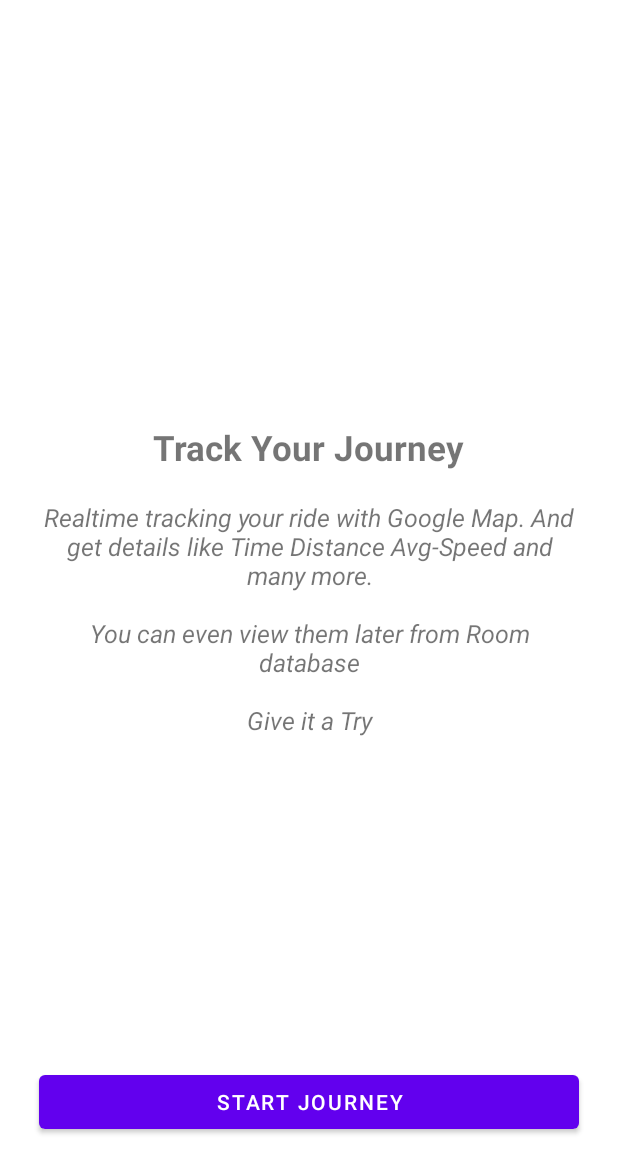
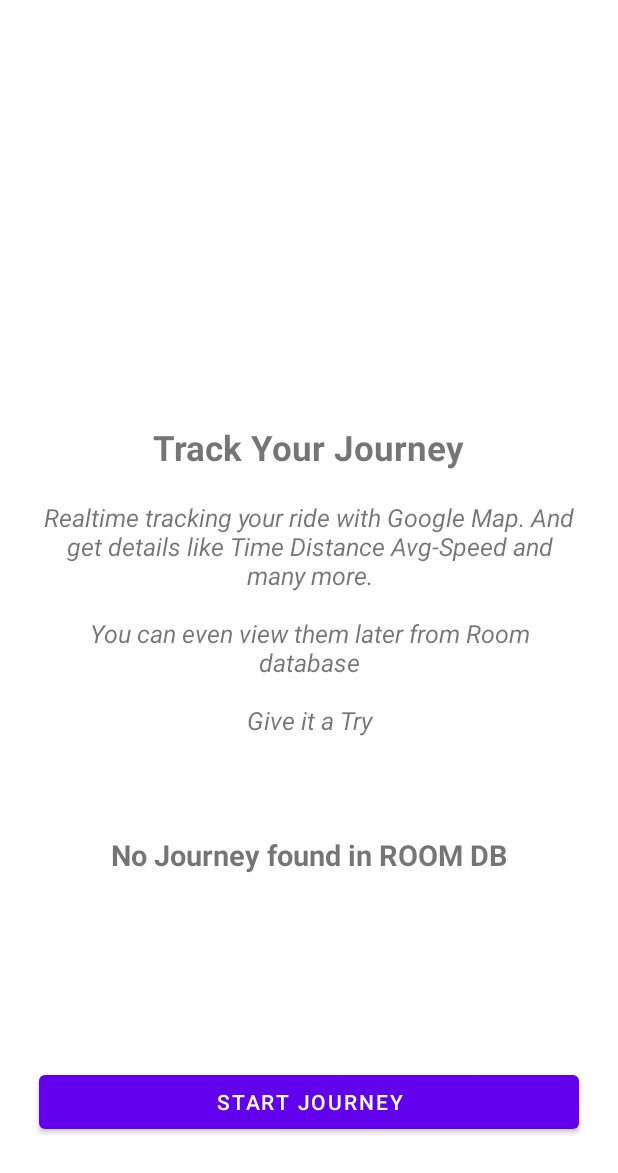
Before and after one commit to bimalgharagithubprofile/TrackMyLocation, an Android app: the screen it shows after launch (HomeActivity), on a phone screen of 412 x 824 dp. Shown: the top 1173 px of the screen. Run offline under Robolectric (Android 15) with nearby library versions, the phone set to English and light mode, and no system bars; our stand-ins replace Room's generated code, sdp/ssp sizes.

Commit message:
Live Fetch rom ROOM DB

```diff
--- a/app/src/main/java/com/sample/trackmylocation/presenter/HomeActivityPresenter.kt
+++ b/app/src/main/java/com/sample/trackmylocation/presenter/HomeActivityPresenter.kt
@@ -1,37 +1,27 @@
 package com.sample.trackmylocation.presenter
 
 import android.content.Context
-import android.location.Location
+import androidx.lifecycle.LiveData
 import androidx.lifecycle.MutableLiveData
+import androidx.lifecycle.Observer
 import com.sample.trackmylocation.database.AppDatabase
 import com.sample.trackmylocation.database.entities.EntityJourneyDetails
-import com.sample.trackmylocation.model.LastLocation
-import com.sample.trackmylocation.utils.log
 import kotlinx.coroutines.Dispatchers
 import kotlinx.coroutines.withContext
-import java.math.RoundingMode
-import java.text.SimpleDateFormat
 import java.util.*
-import kotlin.collections.ArrayList
 import kotlin.math.*
 
 class HomeActivityPresenter(private var view: View) {
 
-    val journeyList = MutableLiveData<List<EntityJourneyDetails>>()
+    suspend fun getJourneyList(context: Context) : LiveData<List<EntityJourneyDetails>> {
+        return withContext(Dispatchers.IO) {
+            val db: AppDatabase = AppDatabase.invoke(context)
 
-
-    suspend fun getJourneyList(context: Context) {
-        val db: AppDatabase = AppDatabase.invoke(context)
-
-        val rs = db.getJourneyDetailsDao().getAll()
-
-        //journeyList.postValue(rs)
-
+            db.getJourneyDetailsDao().getAll()
+        }
     }
 
     interface View {
-        fun updatedJourneyList(list: String?)
-
         fun showProgressBar()
         fun hideProgressBar()
     }
--- a/app/src/main/java/com/sample/trackmylocation/view/HomeActivity.kt
+++ b/app/src/main/java/com/sample/trackmylocation/view/HomeActivity.kt
@@ -2,7 +2,6 @@ package com.sample.trackmylocation.view
 
 import android.Manifest
 import android.content.Context
-import android.content.DialogInterface
 import android.content.Intent
 import android.content.pm.PackageManager
 import android.location.LocationManager
@@ -12,12 +11,15 @@ import android.provider.Settings
 import androidx.appcompat.app.AlertDialog
 import androidx.core.app.ActivityCompat
 import androidx.core.content.ContextCompat
-import com.google.android.material.snackbar.Snackbar
+import androidx.lifecycle.Observer
+import androidx.lifecycle.lifecycleScope
 import com.sample.trackmylocation.R
 import com.sample.trackmylocation.presenter.HomeActivityPresenter
+import com.sample.trackmylocation.utils.Coroutines
 import com.sample.trackmylocation.utils.log
 import com.sample.trackmylocation.utils.toast
 import kotlinx.android.synthetic.main.activity_home.*
+import kotlinx.coroutines.CoroutineScope
 
 class HomeActivity : AppCompatActivity(), HomeActivityPresenter.View {
 
@@ -37,6 +39,18 @@ class HomeActivity : AppCompatActivity(), HomeActivityPresenter.View {
 
         initClickListener()
 
+        getJourneyListsFromRoomDatabase()
+
+    }
+
+    private fun getJourneyListsFromRoomDatabase() = Coroutines.main(lifecycleScope){
+        presenter.getJourneyList(this).observe(this, Observer {
+            log("Database records: $it")
+
+            if (it.isNotEmpty())
+                vSavedJourney.text = "${it.size} Previous journey(s)"
+
+        })
     }
 
 
@@ -112,8 +126,6 @@ class HomeActivity : AppCompatActivity(), HomeActivityPresenter.View {
         }
     }
 
-    override fun updatedJourneyList(list: String?) {
-    }
 
     override fun showProgressBar() {
     }
--- a/app/src/main/res/layout/activity_home.xml
+++ b/app/src/main/res/layout/activity_home.xml
@@ -32,6 +32,20 @@
         app:layout_constraintEnd_toEndOf="parent"
         app:layout_constraintStart_toStartOf="parent"
         app:layout_constraintTop_toTopOf="parent" />
+    <TextView
+        android:id="@+id/vSavedJourney"
+        android:layout_width="wrap_content"
+        android:layout_height="wrap_content"
+        android:layout_marginStart="@dimen/_20sdp"
+        android:layout_marginEnd="@dimen/_20sdp"
+        android:layout_marginTop="@dimen/_50sdp"
+        android:text="No Journey found in ROOM DB"
+        android:textSize="@dimen/_15sdp"
+        android:textStyle="bold"
+        android:gravity="center"
+        app:layout_constraintTop_toBottomOf="@+id/description"
+        app:layout_constraintEnd_toEndOf="parent"
+        app:layout_constraintStart_toStartOf="parent"/>
 
     <Button
         android:id="@+id/btn_start"
```
